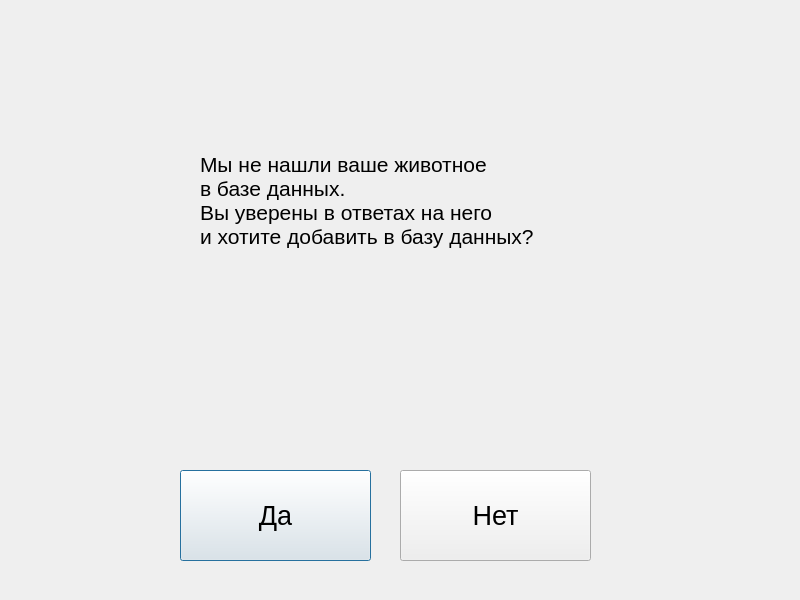
Qt form QtPetinator/addnewanimal.ui (krbroman/Petinator) before a commit.
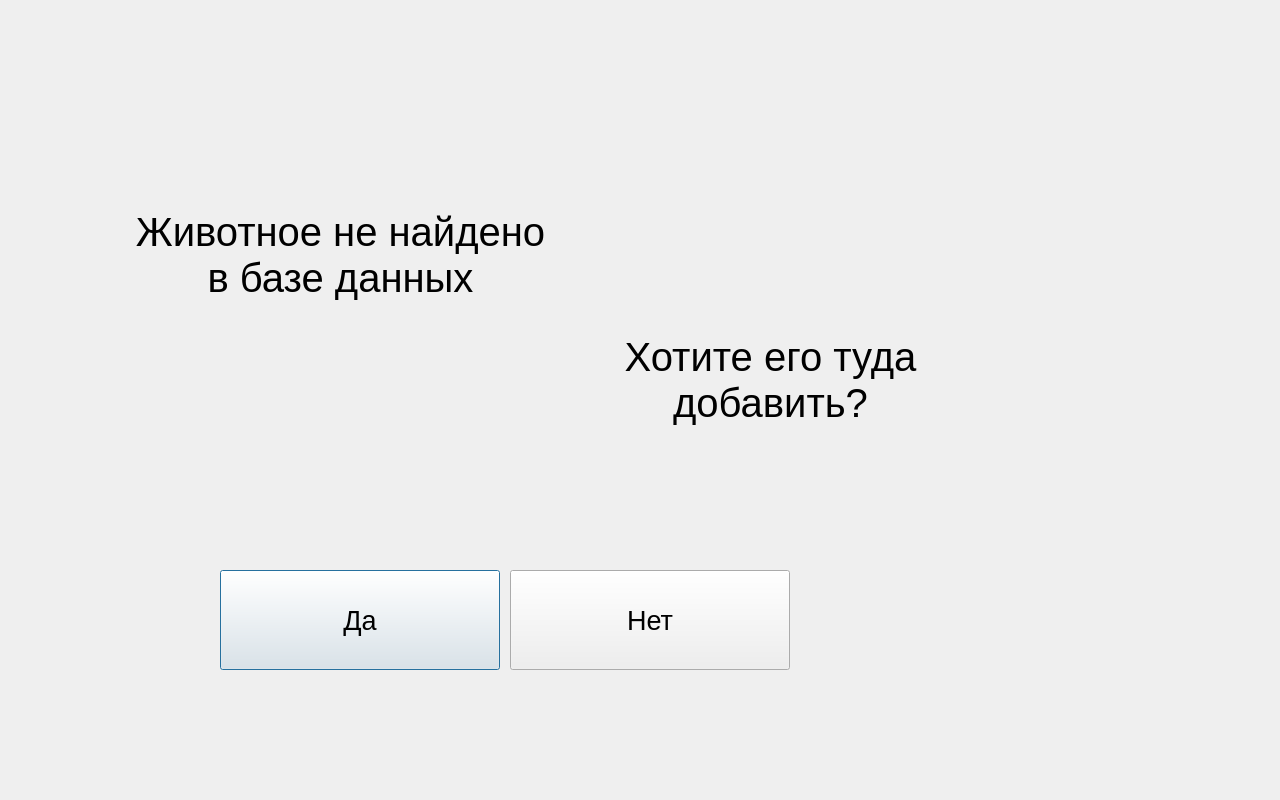
The same form after that commit.

```diff
--- a/QtPetinator/addnewanimal.ui
+++ b/QtPetinator/addnewanimal.ui
@@ -6,8 +6,8 @@
    <rect>
     <x>0</x>
     <y>0</y>
-    <width>800</width>
-    <height>600</height>
+    <width>1280</width>
+    <height>800</height>
    </rect>
   </property>
   <property name="windowTitle">
@@ -16,10 +16,10 @@
   <widget class="QPushButton" name="pushButton_Yes">
    <property name="geometry">
     <rect>
-     <x>180</x>
-     <y>470</y>
-     <width>191</width>
-     <height>91</height>
+     <x>220</x>
+     <y>570</y>
+     <width>280</width>
+     <height>100</height>
     </rect>
    </property>
    <property name="font">
@@ -34,31 +34,28 @@
   <widget class="QLabel" name="label">
    <property name="geometry">
     <rect>
-     <x>200</x>
-     <y>120</y>
-     <width>461</width>
-     <height>161</height>
+     <x>40</x>
+     <y>170</y>
+     <width>601</width>
+     <height>171</height>
     </rect>
    </property>
    <property name="font">
     <font>
-     <pointsize>16</pointsize>
+     <pointsize>30</pointsize>
     </font>
    </property>
    <property name="text">
-    <string>Мы не нашли ваше животное
-в базе данных.
-Вы уверены в ответах на него 
-и хотите добавить в базу данных?</string>
+    <string>&lt;p align=&quot;center&quot;&gt;Животное не найдено &lt;br/&gt;в базе данных&lt;/p&gt;</string>
    </property>
   </widget>
   <widget class="QPushButton" name="pushButton_No">
    <property name="geometry">
     <rect>
-     <x>400</x>
-     <y>470</y>
-     <width>191</width>
-     <height>91</height>
+     <x>510</x>
+     <y>570</y>
+     <width>280</width>
+     <height>100</height>
     </rect>
    </property>
    <property name="font">
@@ -70,6 +67,24 @@
     <string>Нет</string>
    </property>
   </widget>
+  <widget class="QLabel" name="label_2">
+   <property name="geometry">
+    <rect>
+     <x>510</x>
+     <y>250</y>
+     <width>521</width>
+     <height>261</height>
+    </rect>
+   </property>
+   <property name="font">
+    <font>
+     <pointsize>30</pointsize>
+    </font>
+   </property>
+   <property name="text">
+    <string>&lt;p align = &quot;center&quot;&gt;Хотите его туда &lt;br/&gt;добавить?&lt;/p&gt;</string>
+   </property>
+  </widget>
  </widget>
  <resources/>
  <connections/>
```
